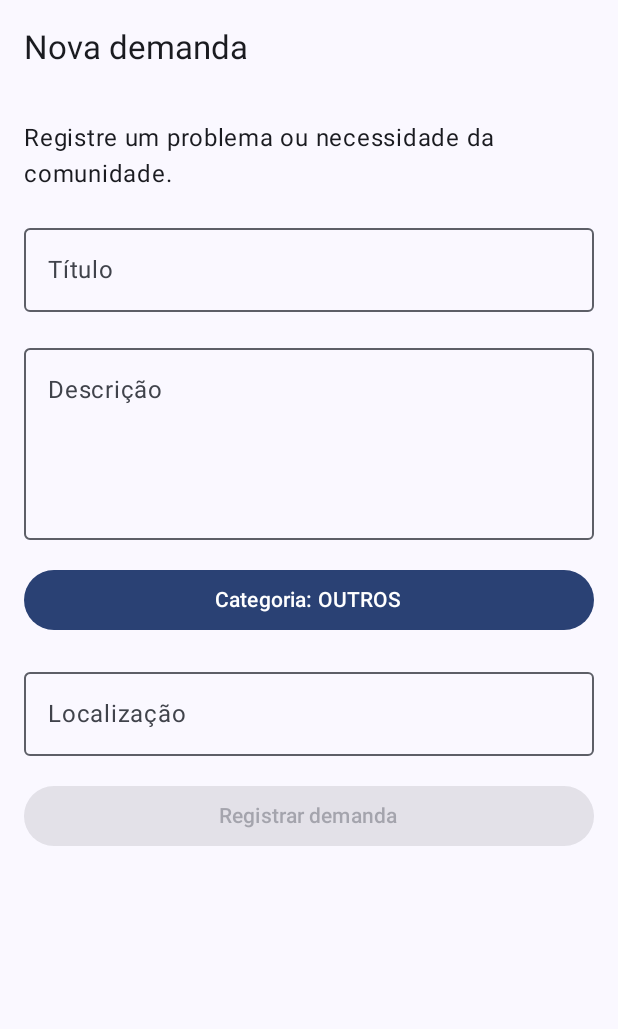
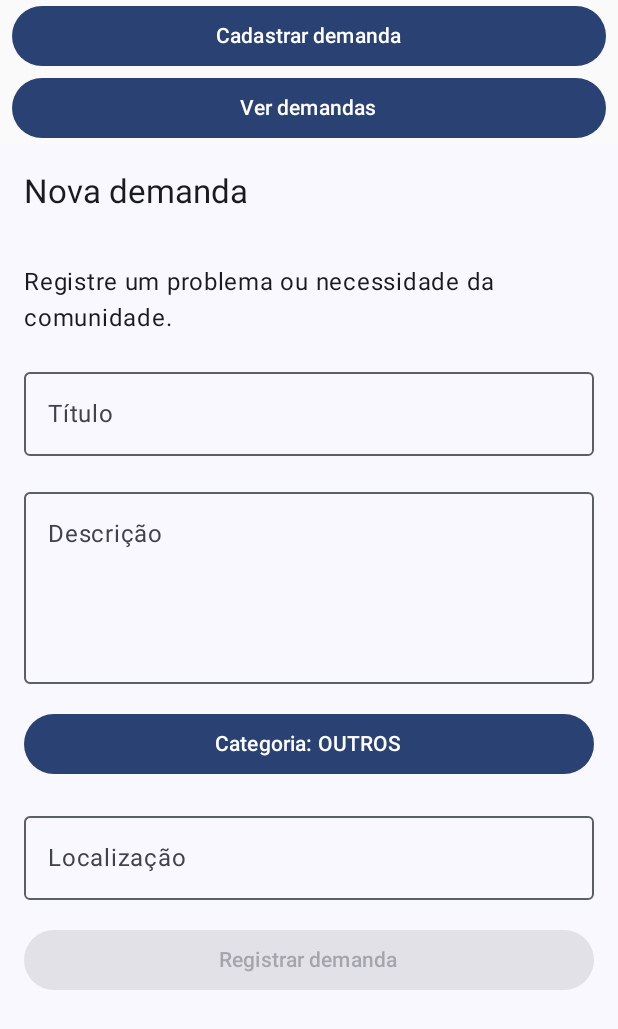
Before and after one commit to YuriHr3/Ajuda_Cidadao, an Android app built with Jetpack Compose: the screen it shows after launch (MainActivity), on a phone screen of 412 x 824 dp. Shown: the top 1029 px of the screen. Run offline under Robolectric (Android 15) with nearby library versions, the phone set to English and light mode, and no system bars; our stand-ins replace Room's generated code.

Commit message:
feat: add demand listing screen

```diff
--- a/app/src/main/java/com/example/ajudacidado/MainActivity.kt
+++ b/app/src/main/java/com/example/ajudacidado/MainActivity.kt
@@ -1,9 +1,20 @@
+
 package com.example.ajudacidado
 
 import android.os.Bundle
 import androidx.activity.ComponentActivity
 import androidx.activity.compose.setContent
 import androidx.activity.enableEdgeToEdge
+import androidx.compose.foundation.layout.Column
+import androidx.compose.foundation.layout.fillMaxSize
+import androidx.compose.foundation.layout.fillMaxWidth
+import androidx.compose.foundation.layout.padding
+import androidx.compose.material3.Button
+import androidx.compose.material3.Scaffold
+import androidx.compose.material3.Text
+import androidx.compose.runtime.*
+import androidx.compose.ui.Modifier
+import androidx.compose.ui.unit.dp
 import androidx.lifecycle.ViewModelProvider
 import com.example.ajudacidado.data.local.DatabaseProvider
 import com.example.ajudacidado.data.repository.DemandaRepositoryImpl
@@ -13,6 +24,7 @@ import com.example.ajudacidado.domain.model.StatusDemanda
 import com.example.ajudacidado.ui.DemandaViewModel
 import com.example.ajudacidado.ui.DemandaViewModelFactory
 import com.example.ajudacidado.ui.TelaCadastroDemanda
+import com.example.ajudacidado.ui.TelaListaDemandas
 import com.example.ajudacidado.ui.theme.AjudaCidadãoTheme
 import java.util.UUID
 
@@ -37,6 +49,60 @@ class MainActivity : ComponentActivity() {
 
         setContent {
             AjudaCidadãoTheme {
+                AppVozCidada(viewModel)
+            }
+        }
+    }
+}
+
+@Composable
+fun AppVozCidada(viewModel: DemandaViewModel) {
+
+    var telaAtual by remember {
+        mutableStateOf("cadastro")
+    }
+
+    var demandas by remember {
+        mutableStateOf<List<Demanda>>(emptyList())
+    }
+
+    LaunchedEffect(telaAtual) {
+        if (telaAtual == "lista") {
+            viewModel.listarDemandas { resultado ->
+                demandas = resultado
+            }
+        }
+    }
+
+    Column(
+        modifier = Modifier.fillMaxSize()
+    ) {
+
+        Button(
+            onClick = {
+                telaAtual = "cadastro"
+            },
+            modifier = Modifier
+                .fillMaxWidth()
+                .padding(horizontal = 8.dp)
+        ) {
+            Text("Cadastrar demanda")
+        }
+
+        Button(
+            onClick = {
+                telaAtual = "lista"
+            },
+            modifier = Modifier
+                .fillMaxWidth()
+                .padding(horizontal = 8.dp)
+        ) {
+            Text("Ver demandas")
+        }
+
+        when (telaAtual) {
+
+            "cadastro" -> {
                 TelaCadastroDemanda(
                     onSalvar = { titulo, descricao, categoria, localizacao, onResultado ->
 
@@ -57,6 +123,12 @@ class MainActivity : ComponentActivity() {
                     }
                 )
             }
+
+            "lista" -> {
+                TelaListaDemandas(
+                    demandas = demandas
+                )
+            }
         }
     }
 }
```
Also changed, not shown: app/src/main/java/com/example/ajudacidado/ui/TelaListaDemandas.kt (added, +106 -0 lines).
